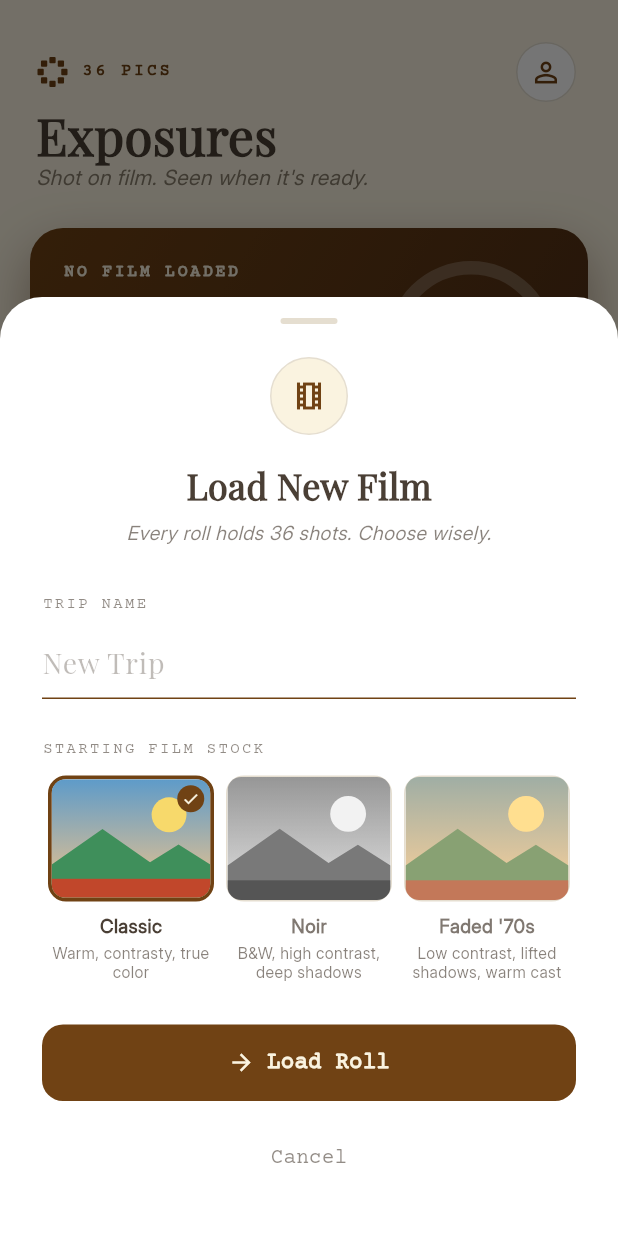
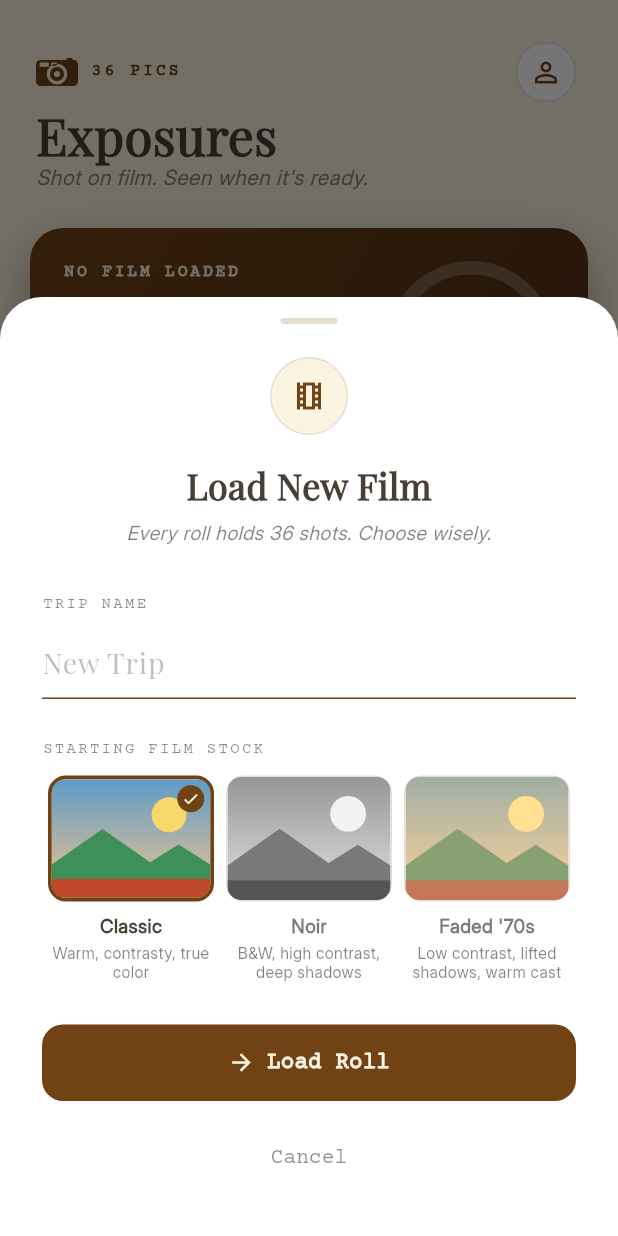
Before and after one commit to CovertlyOvert/36-pics, a Flutter app: the screen it shows after launch, after a tap on "Load New Film", on a phone screen of 412 x 824 dp. Run offline on Flutter 3.47's test engine with Material 3 defaults, Android fonts, the phone set to English and light mode, and no system bars; our stand-ins replace camera; missing offline and left inert: gal.

Commit message:
Replace in-app sprocket mark with the camera mark to match the new icon

```diff
--- a/lib/screens/home_screen.dart
+++ b/lib/screens/home_screen.dart
@@ -6,7 +6,7 @@ import 'package:thirtysix_pics/theme/theme.dart';
 import 'package:thirtysix_pics/widgets/confirm_delete_roll.dart';
 import 'package:thirtysix_pics/widgets/frame_counter_dial.dart';
 import 'package:thirtysix_pics/widgets/roll_card.dart';
-import 'package:thirtysix_pics/widgets/sprocket_mark.dart';
+import 'package:thirtysix_pics/widgets/camera_mark.dart';
 import 'package:thirtysix_pics/widgets/you_button.dart';
 
 /// How many developed rolls Home previews before pointing at the Rolls tab.
@@ -67,7 +67,7 @@ class _HomeScreenState extends State<HomeScreen> {
                   children: [
                     Row(
                       children: [
-                        SprocketMark(size: 22, color: AppColors.primary),
+                        CameraMark(size: 28, color: AppColors.primary),
                         const SizedBox(width: 8),
                         Text(
                           '36 PICS',
--- /dev/null
+++ b/lib/widgets/camera_mark.dart
@@ -0,0 +1,54 @@
+import 'package:flutter/material.dart';
+
+/// The brand mark: a compact film camera, drawn as one solid shape with the
+/// flash window, viewfinder and lens cut out. Matches the app icon.
+class CameraMark extends StatelessWidget {
+  final double size;
+  final Color color;
+
+  const CameraMark({super.key, required this.size, required this.color});
+
+  @override
+  Widget build(BuildContext context) =>
+      CustomPaint(size: Size(size, size), painter: _CameraPainter(color));
+}
+
+class _CameraPainter extends CustomPainter {
+  final Color color;
+
+  _CameraPainter(this.color);
+
+  // Drawn in a 724 x 480 box (the icon's camera, shutter button to base).
+  static const _w = 724.0;
+  static const _h = 480.0;
+
+  @override
+  void paint(Canvas canvas, Size size) {
+    final scale = size.width / _w;
+    canvas.save();
+    canvas.translate(0, (size.height - _h * scale) / 2);
+    canvas.scale(scale);
+
+    RRect rr(double l, double t, double r, double b, double radius) =>
+        RRect.fromLTRBR(l, t, r, b, Radius.circular(radius));
+
+    final silhouette = Path.combine(
+      PathOperation.union,
+      Path()..addRRect(rr(0, 34, 724, 480, 76)),
+      Path()..addRRect(rr(526, 0, 632, 44, 18)),
+    )..fillType = PathFillType.evenOdd;
+
+    silhouette
+      ..addRRect(rr(64, 78, 222, 150, 16)) // flash window
+      ..addRRect(rr(260, 78, 360, 132, 14)) // viewfinder
+      ..addOval(Rect.fromCircle(center: const Offset(362, 276), radius: 178)) // lens ring gap
+      ..addOval(Rect.fromCircle(center: const Offset(362, 276), radius: 122)) // lens barrel
+      ..addOval(Rect.fromCircle(center: const Offset(362, 276), radius: 52)); // glass
+
+    canvas.drawPath(silhouette, Paint()..color = color);
+    canvas.restore();
+  }
+
+  @override
+  bool shouldRepaint(covariant _CameraPainter old) => old.color != color;
+}
--- a/lib/widgets/sprocket_mark.dart
+++ /dev/null
@@ -1,43 +0,0 @@
-import 'dart:math' as math;
-import 'package:flutter/material.dart';
-
-/// The brand mark: eight film sprocket holes in a ring, squares at the
-/// compass points and diamonds between them.
-class SprocketMark extends StatelessWidget {
-  final double size;
-  final Color color;
-
-  const SprocketMark({super.key, required this.size, required this.color});
-
-  @override
-  Widget build(BuildContext context) => CustomPaint(size: Size(size, size), painter: _SprocketPainter(color));
-}
-
-class _SprocketPainter extends CustomPainter {
-  final Color color;
-
-  _SprocketPainter(this.color);
-
-  @override
-  void paint(Canvas canvas, Size size) {
-    final center = size.center(Offset.zero);
-    final ring = size.width * 0.36;
-    final half = size.width * 0.095;
-    final paint = Paint()..color = color;
-    for (var i = 0; i < 8; i++) {
-      canvas.save();
-      canvas.translate(center.dx, center.dy);
-      canvas.rotate(i * math.pi / 4);
-      canvas.translate(0, -ring);
-      if (i.isOdd) canvas.rotate(math.pi / 4);
-      canvas.drawRRect(
-        RRect.fromRectAndRadius(Rect.fromCenter(center: Offset.zero, width: half * 2, height: half * 2), Radius.circular(half * 0.3)),
-        paint,
-      );
-      canvas.restore();
-    }
-  }
-
-  @override
-  bool shouldRepaint(covariant _SprocketPainter old) => old.color != color;
-}
```
